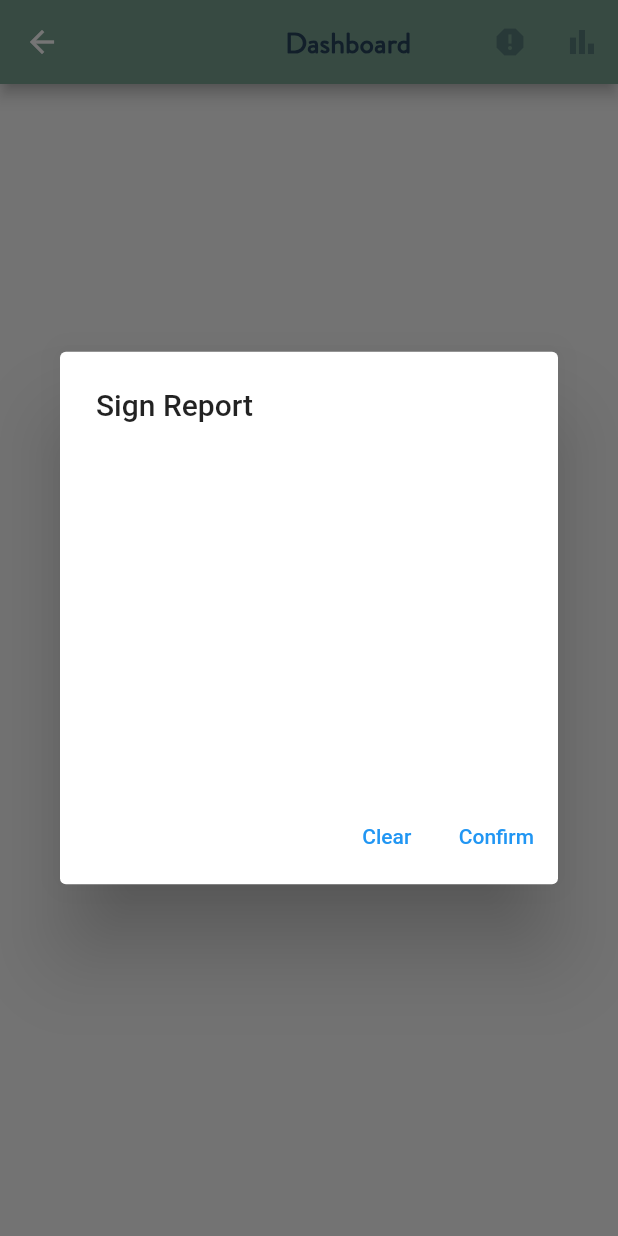
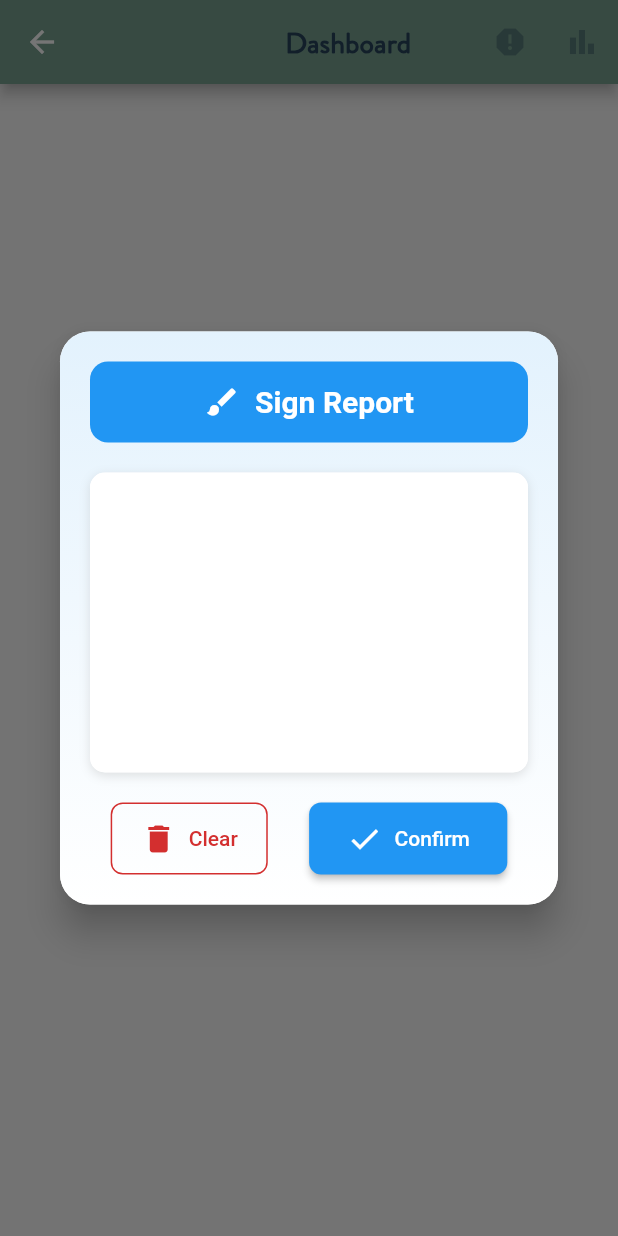
Before and after one commit to Yassineka99/flutter_pfe, a Flutter app: the DashboardView screen opened directly, after a tap on the "report" icon, on a phone screen of 412 x 824 dp. Run offline on Flutter 3.47's test engine with Material 2 defaults, Android fonts, the phone set to English and light mode, and no system bars; drawn by our look-alikes of signature; our stand-ins replace fl_chart, image_picker, printing, sqflite; missing offline and left inert: dart:html; accounts and stored records are empty; generated files the repository leaves out were written again; network calls fail.

Commit message:
signature popup design

```diff
--- a/lib/view/dashboard.dart
+++ b/lib/view/dashboard.dart
@@ -1,18 +1,14 @@
 import 'dart:io';
-
 import 'package:flutter/material.dart';
 import 'package:fl_chart/fl_chart.dart';
 import 'package:flutter_gen/gen_l10n/app_localizations.dart';
 import 'package:intl/intl.dart';
 import 'package:path_provider/path_provider.dart';
 import '../model/workflow.dart';
-import '../model/process.dart';
-import '../model/sub_process.dart';
 import '../viewmodel/workflow_view_model.dart';
 import '../viewmodel/process_view_model.dart';
 import '../viewmodel/sub_process_view_model.dart';
 import 'package:signature/signature.dart';
-import 'package:pdf/pdf.dart';
 import 'package:pdf/widgets.dart' as pw;
 import 'package:printing/printing.dart';
 import 'dart:typed_data';
@@ -122,36 +118,134 @@ class _DashboardViewState extends State<DashboardView> {
  void _showSignatureDialog() async {
   final Uint8List? signature = await showDialog<Uint8List>(
     context: context,
-    builder: (context) => AlertDialog(
-      title: Text(AppLocalizations.of(context)!.signReport),
-      content: SizedBox(
-        width: double.maxFinite,
-        height: 200,
-        child: Signature(
+    builder: (context) => Dialog(
+      shape: RoundedRectangleBorder(
+        borderRadius: BorderRadius.circular(20),
+      ),
+      elevation: 10,
+      child: Container(
+        decoration: BoxDecoration(
+          gradient: LinearGradient(
+            begin: Alignment.topCenter,
+            end: Alignment.bottomCenter,
+            colors: [Colors.blue.shade50, Colors.white],
+          ),
+          borderRadius: BorderRadius.circular(20),
+        ),
+        child: Padding(
+          padding: const EdgeInsets.all(20),
+          child: Column(
+            mainAxisSize: MainAxisSize.min,
+            children: [
+              // Header
+              Container(
+                padding: const EdgeInsets.symmetric(vertical: 15),
+                decoration: BoxDecoration(
+                  color: Theme.of(context).primaryColor,
+                  borderRadius: BorderRadius.circular(12),
+                ),
+                child: Center(
+                  child: Row(
+                    mainAxisAlignment: MainAxisAlignment.center,
+                    children: [
+                    const  Icon(Icons.brush, color: Colors.white),
+                      const SizedBox(width: 10),
+                      Text(
+                        AppLocalizations.of(context)!.signReport,
+                        style: const TextStyle(
+                          color: Colors.white,
+                          fontSize: 20,
+                          fontWeight: FontWeight.bold,
+                        ),
+                      ),
+                    ],
+                  ),
+                ),
+              ),
+
+              const SizedBox(height: 20),
+
+              // Signature Area
+              Container(
+                decoration: BoxDecoration(
+                  color: Colors.white,
+                  borderRadius: BorderRadius.circular(10),
+                  boxShadow: [
+                    BoxShadow(
+                      color: Colors.grey.withOpacity(0.3),
+                      blurRadius: 5,
+                      offset: const Offset(0, 2)),
+                    ],
+                ),
+                child: ClipRRect(
+                  borderRadius: BorderRadius.circular(10),
+                  child: Stack(
+                    children: [
+                      Signature(
                         controller: _signatureController,
                         backgroundColor: Colors.white,
+                        height: 200,
+                        width: MediaQuery.of(context).size.width,
+                      ),
+                      if (_signatureController.isEmpty)
+                        const Center(
+                          child: Column(
+                            mainAxisAlignment: MainAxisAlignment.center,
+
                           ),
                         ),
-      actions: [
-        TextButton(
+                    ],
+                  ),
+                ),
+              ),
+
+              const SizedBox(height: 20),
+
+              // Buttons
+              Row(
+                mainAxisAlignment: MainAxisAlignment.spaceAround,
+                children: [
+                  OutlinedButton.icon(
+                    icon: Icon(Icons.delete, color: Colors.red.shade700),
+                    label: Text(
+                      AppLocalizations.of(context)!.clear,
+                      style: TextStyle(color: Colors.red.shade700),
+                    ),
+                    style: OutlinedButton.styleFrom(
+                      side: BorderSide(color: Colors.red.shade700),
+                      shape: RoundedRectangleBorder(
+                        borderRadius: BorderRadius.circular(8)),
+                      padding: const EdgeInsets.symmetric(
+                          horizontal: 20, vertical: 12),
+                    ),
                     onPressed: _signatureController.clear,
-          child: Text(AppLocalizations.of(context)!.clear),
                   ),
-        TextButton(
+                  ElevatedButton.icon(
+                    icon: const Icon(Icons.check, color: Colors.white),
+                    label: Text(AppLocalizations.of(context)!.confirm),
+                    style: ElevatedButton.styleFrom(
+                      backgroundColor: Theme.of(context).primaryColor,
+                      shape: RoundedRectangleBorder(
+                        borderRadius: BorderRadius.circular(8)),
+                      padding: const EdgeInsets.symmetric(
+                          horizontal: 25, vertical: 12),
+                    ),
                     onPressed: () async {
                       if (_signatureController.isNotEmpty) {
-    final signatureImage = await _signatureController.toPngBytes(
-      height: 200,  // Explicit dimensions
-      width: 400,
-    );
-    if (signatureImage != null && signatureImage.isNotEmpty) {
+                        final signatureImage = await _signatureController
+                            .toPngBytes(height: 200, width: 400);
+                        if (signatureImage != null) {
                           Navigator.pop(context, signatureImage);
                         }
                       }
                     },
-          child: Text(AppLocalizations.of(context)!.confirm),
                   ),
                 ],
+              ),
+            ],
+          ),
+        ),
+      ),
     ),
   );
 
@@ -160,6 +254,8 @@ onPressed: () async {
   }
   _signatureController.clear();
 }
+
+
 Future<void> _generateReport(Uint8List signatureImage) async {
   // Remove this line: final context = context;
   final currentContext = context; // Rename the context reference
```
Lines whose indentation alone changed are shown as unchanged.
